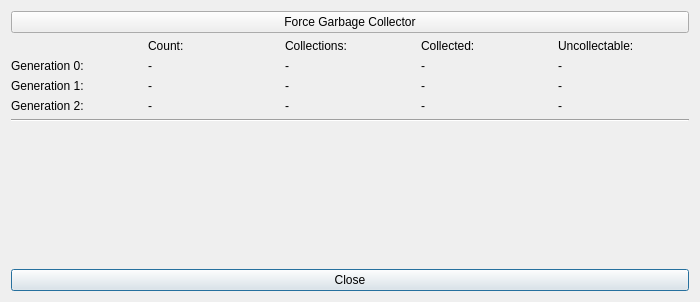
Old version of the form src/brickv/ui/developer.ui in the repository Tinkerforge/brickv.
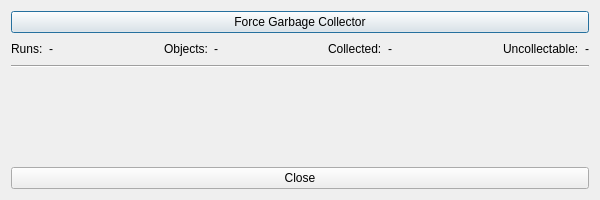
New version of the form.

Commit message: developer: Get GC stats from callback to do proper summation

Diff of the .ui file:
```diff
--- a/src/brickv/ui/developer.ui
+++ b/src/brickv/ui/developer.ui
@@ -6,8 +6,8 @@
    <rect>
     <x>0</x>
     <y>0</y>
-    <width>700</width>
-    <height>302</height>
+    <width>600</width>
+    <height>200</height>
    </rect>
   </property>
   <property name="windowTitle">
@@ -16,135 +16,23 @@
   <layout class="QVBoxLayout" name="verticalLayout">
    <item>
     <layout class="QGridLayout" name="gridLayout">
-     <item row="2" column="0">
+     <item row="0" column="0">
+      <widget class="QPushButton" name="button_force_gc">
+       <property name="text">
+        <string>Force Garbage Collector</string>
+       </property>
+      </widget>
+     </item>
+     <item row="3" column="0">
       <widget class="QPushButton" name="button_close">
        <property name="text">
         <string>Close</string>
        </property>
       </widget>
      </item>
-     <item row="1" column="0">
+     <item row="2" column="0">
       <layout class="QGridLayout" name="gridLayout_2">
-       <item row="1" column="0">
-        <widget class="QLabel" name="label_3">
-         <property name="text">
-          <string>Generation 0:</string>
-         </property>
-        </widget>
-       </item>
-       <item row="1" column="1">
-        <widget class="QLabel" name="label_gc_count0">
-         <property name="text">
-          <string>-</string>
-         </property>
-        </widget>
-       </item>
-       <item row="3" column="4">
-        <widget class="QLabel" name="label_gc_uncollectable2">
-         <property name="text">
-          <string>-</string>
-         </property>
-        </widget>
-       </item>
-       <item row="0" column="3">
-        <widget class="QLabel" name="label_6">
-         <property name="text">
-          <string>Collected:</string>
-         </property>
-        </widget>
-       </item>
-       <item row="3" column="1">
-        <widget class="QLabel" name="label_gc_count2">
-         <property name="text">
-          <string>-</string>
-         </property>
-        </widget>
-       </item>
-       <item row="0" column="2">
-        <widget class="QLabel" name="label_2">
-         <property name="text">
-          <string>Collections:</string>
-         </property>
-        </widget>
-       </item>
-       <item row="2" column="1">
-        <widget class="QLabel" name="label_gc_count1">
-         <property name="text">
-          <string>-</string>
-         </property>
-        </widget>
-       </item>
-       <item row="2" column="0">
-        <widget class="QLabel" name="label_4">
-         <property name="text">
-          <string>Generation 1:</string>
-         </property>
-        </widget>
-       </item>
-       <item row="3" column="3">
-        <widget class="QLabel" name="label_gc_collected2">
-         <property name="text">
-          <string>-</string>
-         </property>
-        </widget>
-       </item>
-       <item row="2" column="4">
-        <widget class="QLabel" name="label_gc_uncollectable1">
-         <property name="text">
-          <string>-</string>
-         </property>
-        </widget>
-       </item>
-       <item row="1" column="2">
-        <widget class="QLabel" name="label_gc_collections0">
-         <property name="text">
-          <string>-</string>
-         </property>
-        </widget>
-       </item>
-       <item row="2" column="3">
-        <widget class="QLabel" name="label_gc_collected1">
-         <property name="text">
-          <string>-</string>
-         </property>
-        </widget>
-       </item>
-       <item row="3" column="0">
-        <widget class="QLabel" name="label_5">
-         <property name="text">
-          <string>Generation 2:</string>
-         </property>
-        </widget>
-       </item>
-       <item row="1" column="4">
-        <widget class="QLabel" name="label_gc_uncollectable0">
-         <property name="text">
-          <string>-</string>
-         </property>
-        </widget>
-       </item>
-       <item row="2" column="2">
-        <widget class="QLabel" name="label_gc_collections1">
-         <property name="text">
-          <string>-</string>
-         </property>
-        </widget>
-       </item>
-       <item row="1" column="3">
-        <widget class="QLabel" name="label_gc_collected0">
-         <property name="text">
-          <string>-</string>
-         </property>
-        </widget>
-       </item>
-       <item row="0" column="4">
-        <widget class="QLabel" name="label_7">
-         <property name="text">
-          <string>Uncollectable:</string>
-         </property>
-        </widget>
-       </item>
-       <item row="5" column="2">
+       <item row="4" column="0">
         <spacer name="verticalSpacer">
          <property name="orientation">
           <enum>Qt::Vertical</enum>
@@ -157,21 +45,7 @@
          </property>
         </spacer>
        </item>
-       <item row="3" column="2">
-        <widget class="QLabel" name="label_gc_collections2">
-         <property name="text">
-          <string>-</string>
-         </property>
-        </widget>
-       </item>
-       <item row="0" column="1">
-        <widget class="QLabel" name="label">
-         <property name="text">
-          <string>Count:</string>
-         </property>
-        </widget>
-       </item>
-       <item row="4" column="0" colspan="5">
+       <item row="3" column="0">
         <widget class="Line" name="line">
          <property name="orientation">
           <enum>Qt::Horizontal</enum>
@@ -180,12 +54,104 @@
        </item>
       </layout>
      </item>
-     <item row="0" column="0">
-      <widget class="QPushButton" name="button_force_gc">
-       <property name="text">
-        <string>Force Garbage Collector</string>
-       </property>
-      </widget>
+     <item row="1" column="0">
+      <layout class="QHBoxLayout" name="horizontalLayout">
+       <item>
+        <widget class="QLabel" name="label">
+         <property name="text">
+          <string>Runs:</string>
+         </property>
+        </widget>
+       </item>
+       <item>
+        <widget class="QLabel" name="label_gc_runs">
+         <property name="text">
+          <string>-</string>
+         </property>
+        </widget>
+       </item>
+       <item>
+        <spacer name="horizontalSpacer_3">
+         <property name="orientation">
+          <enum>Qt::Horizontal</enum>
+         </property>
+         <property name="sizeHint" stdset="0">
+          <size>
+           <width>40</width>
+           <height>20</height>
+          </size>
+         </property>
+        </spacer>
+       </item>
+       <item>
+        <widget class="QLabel" name="label_2">
+         <property name="text">
+          <string>Objects:</string>
+         </property>
+        </widget>
+       </item>
+       <item>
+        <widget class="QLabel" name="label_gc_objects">
+         <property name="text">
+          <string>-</string>
+         </property>
+        </widget>
+       </item>
+       <item>
+        <spacer name="horizontalSpacer">
+         <property name="orientation">
+          <enum>Qt::Horizontal</enum>
+         </property>
+         <property name="sizeHint" stdset="0">
+          <size>
+           <width>40</width>
+           <height>20</height>
+          </size>
+         </property>
+        </spacer>
+       </item>
+       <item>
+        <widget class="QLabel" name="label_6">
+         <property name="text">
+          <string>Collected:</string>
+         </property>
+        </widget>
+       </item>
+       <item>
+        <widget class="QLabel" name="label_gc_collected">
+         <property name="text">
+          <string>-</string>
+         </property>
+        </widget>
+       </item>
+       <item>
+        <spacer name="horizontalSpacer_2">
+         <property name="orientation">
+          <enum>Qt::Horizontal</enum>
+         </property>
+         <property name="sizeHint" stdset="0">
+          <size>
+           <width>40</width>
+           <height>20</height>
+          </size>
+         </property>
+        </spacer>
+       </item>
+       <item>
+        <widget class="QLabel" name="label_7">
+         <property name="text">
+          <string>Uncollectable:</string>
+         </property>
+        </widget>
+       </item>
+       <item>
+        <widget class="QLabel" name="label_gc_uncollectable">
+         <property name="text">
+          <string>-</string>
+         </property>
+        </widget>
+       </item>
+      </layout>
      </item>
     </layout>
    </item>
```
The commit also changes 1 other file.
